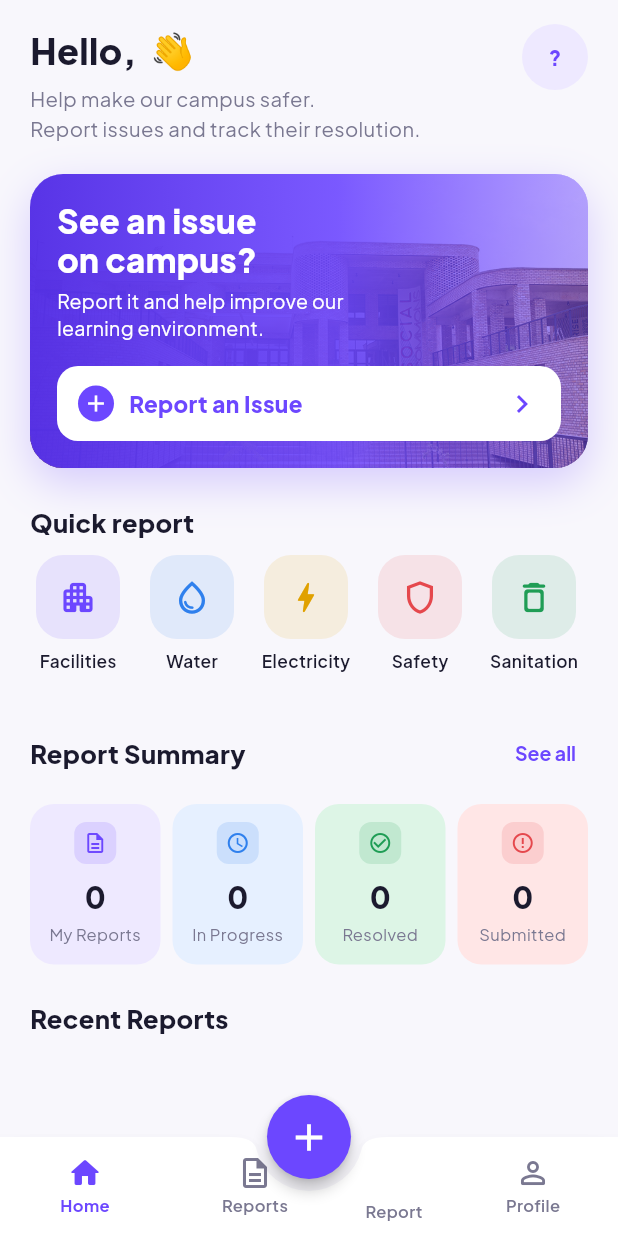
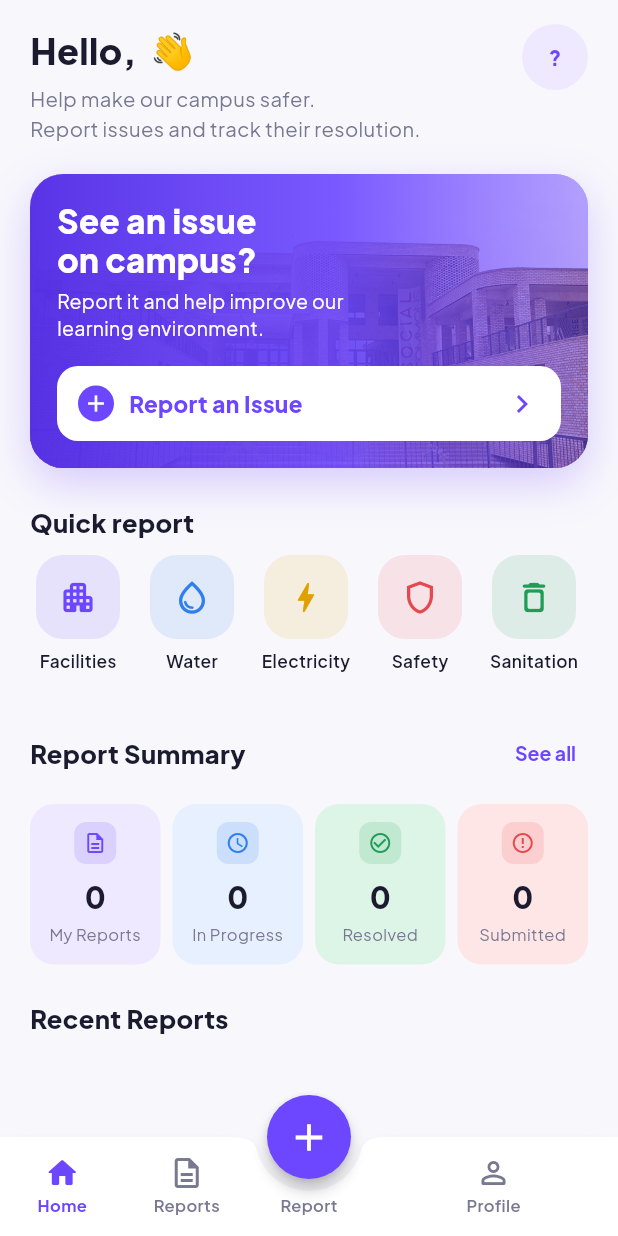
Before and after one commit to cashme8/speakup_campus, a Flutter app: the screen it shows once a user with an empty profile is signed in, on a phone screen of 412 x 824 dp. Run offline on Flutter 3.47's test engine with Material 3 defaults, Android fonts, the phone set to English and light mode, and no system bars; our stand-ins replace cloud_firestore, firebase_auth, firebase_core, firebase_storage, image_picker, supabase_flutter; accounts and stored records are empty.

Commit message:
fix(ui): centre the Report label under the add button; add report screenshots

```diff
--- a/lib/screens/main_shell.dart
+++ b/lib/screens/main_shell.dart
@@ -65,8 +65,12 @@ class _MainShellState extends State<MainShell> {
         notchMargin: 8,
         padding: EdgeInsets.zero,
         height: 66,
+        // Two equal halves around the centre-docked button, so the "Report"
+        // label sits exactly under it.
         child: Row(
           children: [
+            Expanded(
+              child: Row(children: [
                 _NavItem(
                   icon: Icons.home_outlined,
                   selectedIcon: Icons.home_rounded,
@@ -81,27 +85,33 @@ class _MainShellState extends State<MainShell> {
                   selected: _index == 1,
                   onTap: () => _goTo(1),
                 ),
+              ]),
+            ),
             if (!isStaff)
               const SizedBox(
-                width: 72,
-                child: Align(
-                  alignment: Alignment.bottomCenter,
-                  child: Padding(
-                    padding: EdgeInsets.only(bottom: 8),
-                    child: Text('Report',
+                width: 80,
+                child: Column(
+                  mainAxisAlignment: MainAxisAlignment.center,
+                  children: [
+                    SizedBox(height: 26), // same space as an icon + gap
+                    Text('Report',
                         style: TextStyle(
                             fontSize: 11,
                             fontWeight: FontWeight.w600,
                             color: AppColors.muted)),
+                  ],
                 ),
               ),
-              ),
+            Expanded(
+              child: Row(children: [
                 _NavItem(
                   icon: Icons.person_outline_rounded,
                   selectedIcon: Icons.person_rounded,
                   label: 'Profile',
                   selected: _index == 2,
                   onTap: () => _goTo(2),
+                ),
+              ]),
             ),
           ],
         ),
```
Also changed, not shown: 4 other files. Lines whose indentation alone changed are shown as unchanged.
